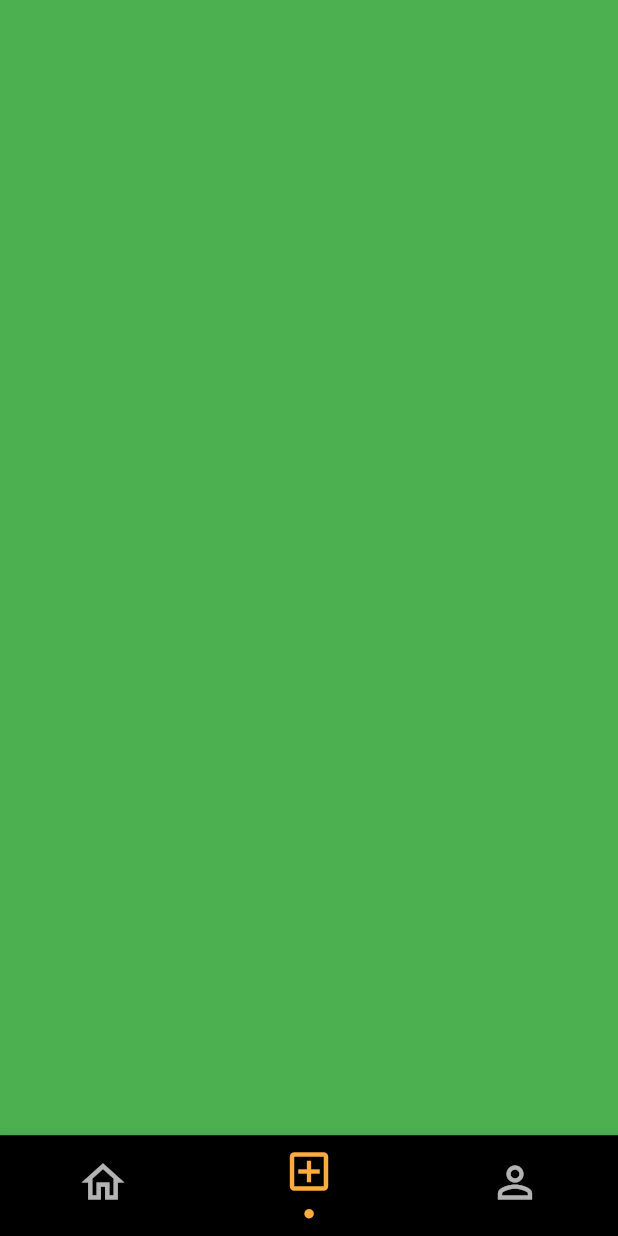
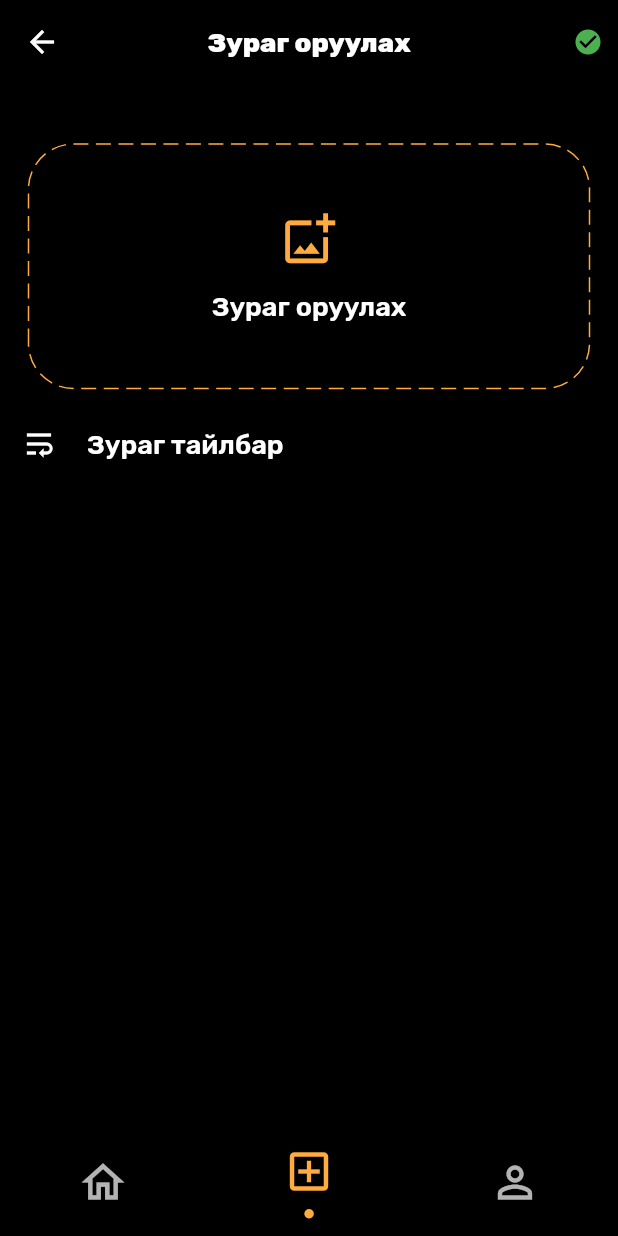
Before and after one commit to BaagECoder/flutter_summer-_course_thunder, a Flutter app: the screen it shows after launch, item 2 of the bottom bar chosen, on a phone screen of 412 x 824 dp. Run offline on Flutter 3.47's test engine with Material 2 defaults, Android fonts, the light colour scheme and no system bars; drawn by our look-alikes of dotted_border; our stand-ins replace cloud_firestore, firebase_auth, firebase_core; missing offline and left inert: word_search_safety; accounts and stored records are empty; network calls fail.

Commit message:
add photo screen

```diff
--- a/icodegram_app/lib/components/signUp_input_container.dart
+++ b/icodegram_app/lib/components/signUp_input_container.dart
@@ -55,6 +55,7 @@ class _SignUpInputState extends State<SignUpInput> {
           SizedBox(
             height: 30,
           ),
+
          InkWell(
             onTap: (){
               AuthMethods().signUpUser(
--- a/icodegram_app/lib/models/data.dart
+++ b/icodegram_app/lib/models/data.dart
@@ -1,5 +1,4 @@
 import 'package:flutter/material.dart';
-import 'package:icodegram_app/models/story_model.dart';
 import 'package:icodegram_app/models/user_model.dart';
 
 class StoryData{
--- a/icodegram_app/lib/pages/home_screen.dart
+++ b/icodegram_app/lib/pages/home_screen.dart
@@ -93,7 +93,7 @@ class _HomeScreenState extends State<HomeScreen> {
                     Icon(
                       Icons.more_vert,
                       color: Colors.white30,
-                    )
+                    ),
                   ],
                 ),
                 SizedBox(
@@ -107,6 +107,11 @@ class _HomeScreenState extends State<HomeScreen> {
                 SizedBox(
                   height: 10,
                 ),
+                Icon(
+                  Icons.favorite,
+                  color: Colors.white30,
+                )
+
               ],
             ),
           ),
@@ -119,63 +124,5 @@ class _HomeScreenState extends State<HomeScreen> {
     );
   }
 
-  // Widget getBody() {
-  //   var stories;
-  //   return ListView(
-  //     children: [
-  //       Row(
-  //         children: [
-  //           SingleChildScrollView(
-  //             scrollDirection: Axis.horizontal,
-  //             padding: EdgeInsets.only(top: 5, left: 5, right: 5),
-  //             child: Row(
-  //                 children: List.generate(stories.length, (index) {
-  //               return Padding(
-  //                 padding: const EdgeInsets.all(3.0),
-  //                 child: Container(
-  //                   width: 80,
-  //                   child: Column(
-  //                     children: [
-  //                       Stack(
-  //                         children: [
-  //                           Container(
-  //                             decoration: BoxDecoration(
-  //                               shape: BoxShape.circle,
-  //                               gradient: LinearGradient(
-  //                                 colors: [
-  //                                   Color.fromARGB(250, 149, 2, 1),
-  //                                   Color.fromARGB(250, 149, 65, 1)
-  //                                 ],
-  //                               ),
-  //                             ),
-  //                             child: Padding(
-  //                               padding: EdgeInsets.all(2.0),
-  //                               child: Container(
-  //                                 height: 70,
-  //                                 width: 70,
-  //                                 decoration: BoxDecoration(
-  //                                   shape: BoxShape.circle,
-  //                                   border: Border.all(
-  //                                       width: 2, color: Colors.white30),
-  //                                   image: DecorationImage(
-  //                                     image:
-  //                                         NetworkImage(stories[0]['imageUrl']),
-  //                                   ),
-  //                                 ),
-  //                               ),
-  //                             ),
-  //                           ),
-  //                         ],
-  //                       ),
-  //                     ],
-  //                   ),
-  //                 ),
-  //               );
-  //             })),
-  //           ),
-  //         ],
-  //       ),
-  //     ],
-  //   );
-  // }
+
 }
--- a/icodegram_app/lib/pages/layout_main_screen.dart
+++ b/icodegram_app/lib/pages/layout_main_screen.dart
@@ -1,5 +1,6 @@
 import 'package:flutter/material.dart';
 import 'package:icodegram_app/pages/home_screen.dart';
+import 'package:icodegram_app/pages/postAdd_Screen.dart';
 
 class LayoutPage extends StatefulWidget {
   @override
@@ -11,7 +12,7 @@ class _LayoutPageState extends State<LayoutPage> {
 
   final List<Widget> _pages = [
     HomeScreen(),
-    PlaceholderWidget(color: Colors.green),
+    PostAdd(),
     PlaceholderWidget(color: Colors.purple),
   ];
 
--- /dev/null
+++ b/icodegram_app/lib/pages/postAdd_Screen.dart
@@ -0,0 +1,91 @@
+import 'package:dotted_border/dotted_border.dart';
+import 'package:flutter/material.dart';
+
+class PostAdd extends StatefulWidget {
+  const PostAdd({super.key});
+
+  @override
+  State<PostAdd> createState() => _PostAddState();
+}
+
+class _PostAddState extends State<PostAdd> {
+  @override
+  Widget build(BuildContext context) {
+    return Scaffold(
+      appBar: AppBar(
+        centerTitle: true,
+        backgroundColor: Colors.transparent,
+        leading: Builder(builder: (BuildContext context) {
+          return IconButton(
+              onPressed: () {}, icon: const Icon(Icons.arrow_back));
+        }),
+        title: Text(
+          "Зураг оруулах",
+          style: TextStyle(
+            color: Color(0xFFFFFFFFF),
+            fontFamily: "Rubik",
+            fontSize: 18,
+            fontWeight: FontWeight.w800,
+          ),
+        ),
+        actions: [
+          Icon(Icons.check_circle, color: Colors.green, size: 20),
+          Padding(padding: EdgeInsets.only(right: 10))
+        ],
+      ),
+      body: Padding(
+        padding: const EdgeInsets.symmetric(vertical: 40, horizontal: 14 ),
+        child: Center(
+          child: Column(
+            mainAxisAlignment: MainAxisAlignment.center,
+            children: [
+              // SizedBox(height: 60),
+              DottedBorder(
+                color: Colors.orangeAccent,
+                strokeWidth: 1,
+                borderType: BorderType.RRect,
+                dashPattern: [10, 5],
+                radius: Radius.circular(30),
+                child: Container(
+                  width: 370,
+                  height: 159,
+
+                  child: Column(
+                    mainAxisAlignment: MainAxisAlignment.center,
+                    children: [
+                      Icon(Icons.add_photo_alternate_outlined,
+                          color: Colors.orangeAccent, size: 38),
+                      SizedBox(height: 15),
+                      Text(
+                        "Зураг оруулах",
+                        style: TextStyle(fontSize: 18, fontWeight: FontWeight.w600),
+                      ),
+                    ],
+
+
+                  ),
+                ),
+              ),
+              SizedBox(height: 25),
+              Row(
+                children: [
+                  Icon(Icons.wrap_text,
+                      color: Colors.white, size: 24),
+                  SizedBox(width: 20),
+                  Text(
+                    "Зураг тайлбар",
+                    style: TextStyle(fontSize: 18, fontWeight: FontWeight.w600),
+                  ),
+                ],
+              ),
+              Flexible(
+                child: Column(),
+                flex: 3,
+              ),
+            ],
+          ),
+        ),
+      ),
+    );
+  }
+}
--- a/icodegram_app/pubspec.yaml
+++ b/icodegram_app/pubspec.yaml
@@ -42,6 +42,7 @@ dependencies:
   flutter_svg: ^2.0.6
   image_picker: ^1.0.1
   video_player: ^2.7.0
+  dotted_border: ^2.0.0+3
   cached_network_image:
               git:
                           url: https://github.com/XuannThucc/flutter_cached_network_image.git
```
Also changed, not shown: icodegram_app/lib/models/story_model.dart (deleted, +0 -23 lines).
